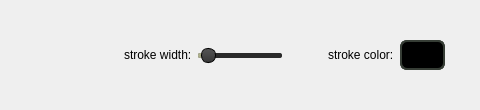
Qt form ellipseprops.ui (MaxMalts/Online_Board) before a commit; both pictures show x 112 to 592 and y 0 to 110 of the 933 by 110 pixel window.
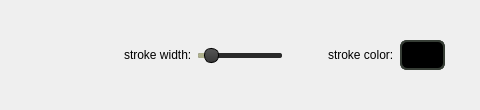
The same form after that commit. Icons and pictures are not drawn.

```diff
--- a/ellipseprops.ui
+++ b/ellipseprops.ui
@@ -108,7 +108,7 @@
       <number>1</number>
      </property>
      <property name="maximum">
-      <number>100</number>
+      <number>50</number>
      </property>
      <property name="value">
       <number>5</number>
```
